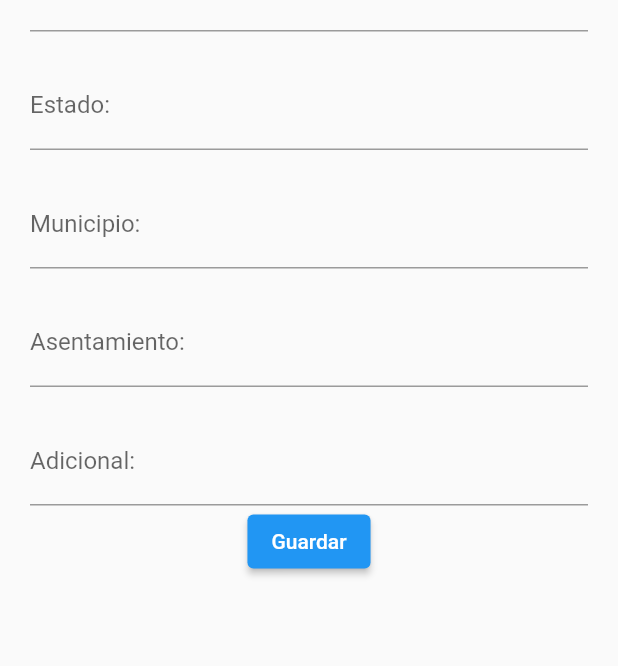
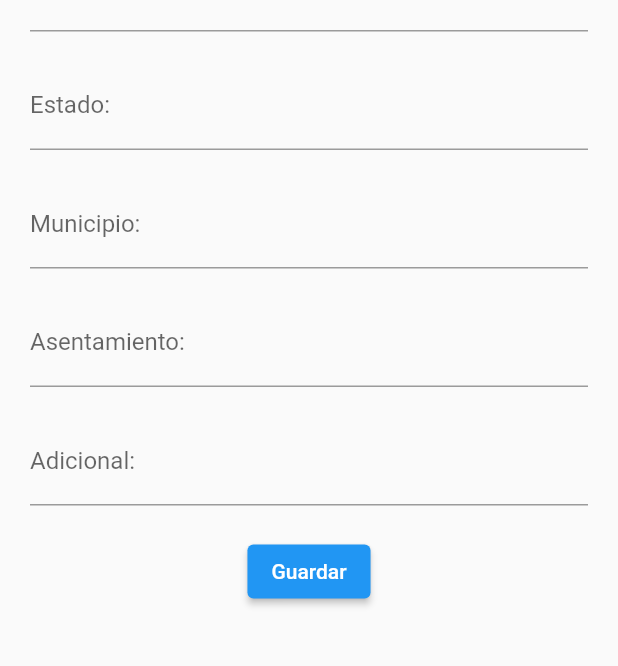
Before and after one commit to Jhamky/flutter_application_1, a Flutter app: the DirrecionesNew screen opened by its route, after a tap on "Guardar", after a tap on the "add" icon, on a phone screen of 412 x 824 dp, the part 393-1059 px from its top. Run offline on Flutter 3.47's test engine with Material 2 defaults, Android fonts, the phone set to English and light mode, and no system bars; our stand-ins replace go_router, isar; accounts and stored records are empty; generated files the repository leaves out were written again.

```diff
--- a/lib/presentacion/screens/create_grup.dart
+++ b/lib/presentacion/screens/create_grup.dart
@@ -107,32 +107,20 @@ class _DirrecionesNewState extends State<DirrecionesNew> {
                       labelText: 'Adicional:',
                     ),
                   ),
-                  ElevatedButton(
+                  Padding(
+                    padding: const EdgeInsets.symmetric(vertical: 20),
+                    child: ElevatedButton(
                         onPressed: () async {
                           Isardc user = Isardc()..name = nombrefm.text;
                           final id = await dao.upsert(user);
                           user.id = id;
                           nombrefm.clear();
 
-                        //if (formKey.currentState!.validate()) {
-
-                        // widget.service.saveDicc(
-                        //   Isardc()..name = nombrefm.text,
-                        // );
-                        // Map<String, dynamic> info = {
-                        //   'Nombre': nombrefm,
-                        //   'Calle': callefm,
-                        //   'Codigo Postal': codigopostalfm,
-                        //   'Estado': estadofm,
-                        //   'Municipio': minicipiofm,
-                        //   'Asentamiento': asentamientofm,
-                        //   'Adicional': adicionalfm
-                        //};
-                        // ignore: use_build_context_synchronously
                           context.go('/');
                         },
                         //},
                         child: const Text('Guardar')),
+                  ),
                 ],
               )),
         ),
--- a/lib/presentacion/screens/home_screen.dart
+++ b/lib/presentacion/screens/home_screen.dart
@@ -106,7 +106,7 @@ class _HomeViewState extends State<HomeView> {
                 const SizedBox(height: 10.0),
                 RichText(
                   text: TextSpan(
-                    text: 'Nombre: ',
+                    text: 'Nombre: ${dao}',
                     style: TextStyle(
                         color: Theme.of(context).primaryColor,
                         fontSize: 20.0,
```
Also changed, not shown: lib/database/mapper.dart (added, +13 -0 lines), 2 other files. Lines whose indentation alone changed are shown as unchanged.
